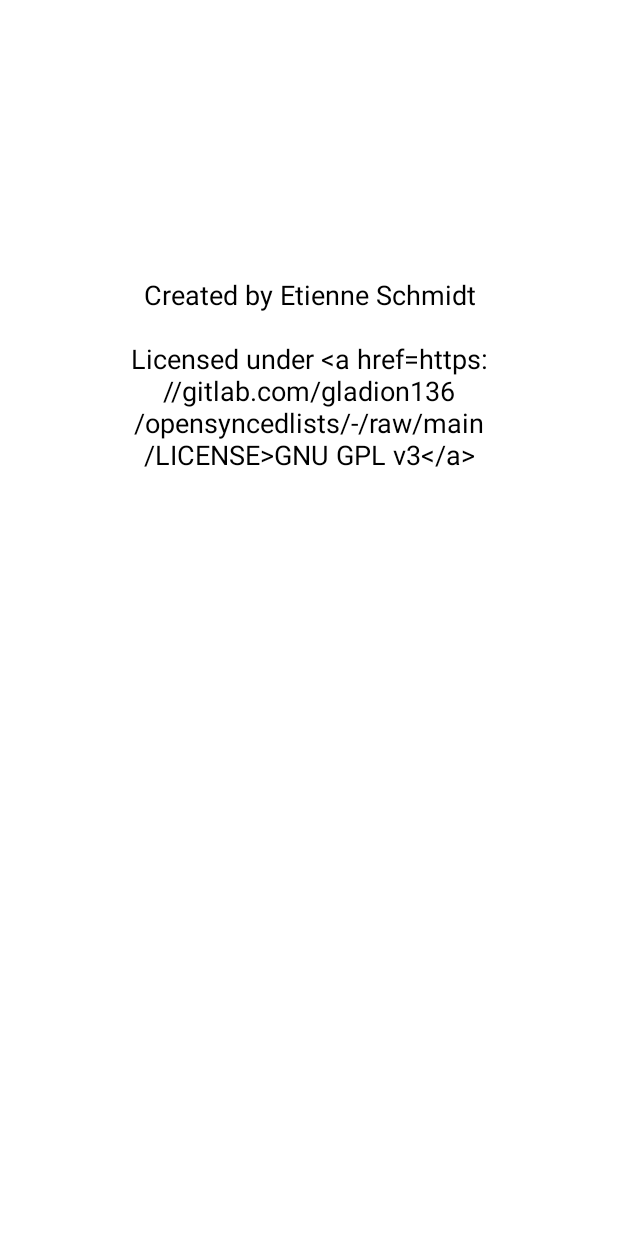
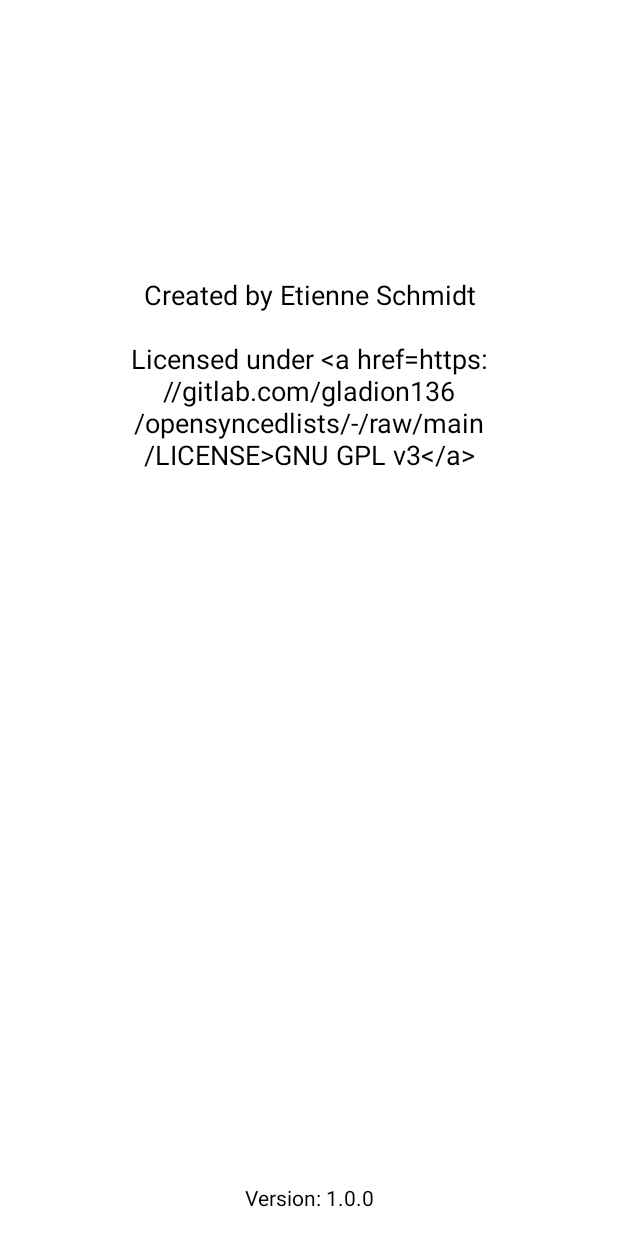
Before and after one commit to gladion136/OpenSyncedLists, an Android app: the layout activity_about.xml on its own in the app's theme, with its tools: preview values and no code run, on a phone screen of 412 x 824 dp. Run offline under Robolectric (Android 15) with nearby library versions, the phone set to English and light mode, and no system bars.

Commit message:
Add version code to aboutView * build

```diff
--- a/Android_Client/OpenSyncedLists/app/build.gradle
+++ b/Android_Client/OpenSyncedLists/app/build.gradle
@@ -10,8 +10,8 @@ android {
         applicationId "eu.schmidt.systems.opensyncedlists"
         minSdkVersion 19
         targetSdkVersion 30
-        versionCode 3
-        versionName "1.0.2"
+        versionCode 4
+        versionName "1.0.3"
 
         testInstrumentationRunner "androidx.test.runner.AndroidJUnitRunner"
     }
--- a/Android_Client/OpenSyncedLists/app/src/main/res/layout/activity_about.xml
+++ b/Android_Client/OpenSyncedLists/app/src/main/res/layout/activity_about.xml
@@ -20,4 +20,14 @@
         app:layout_constraintStart_toStartOf="parent"
         app:layout_constraintTop_toTopOf="parent"
         app:layout_constraintVertical_bias="0.266" />
+
+    <TextView
+        android:id="@+id/tVVersion"
+        android:layout_width="wrap_content"
+        android:layout_height="wrap_content"
+        android:layout_marginBottom="16dp"
+        android:text="Version: 1.0.0"
+        app:layout_constraintBottom_toBottomOf="parent"
+        app:layout_constraintEnd_toEndOf="parent"
+        app:layout_constraintStart_toStartOf="parent" />
 </androidx.constraintlayout.widget.ConstraintLayout>
```
Also changed, not shown: Android_Client/OpenSyncedLists/app/src/main/java/eu/schmidt/systems/opensyncedlists/activities/AboutActivity.java (+16 -0 lines), 3 other files.
